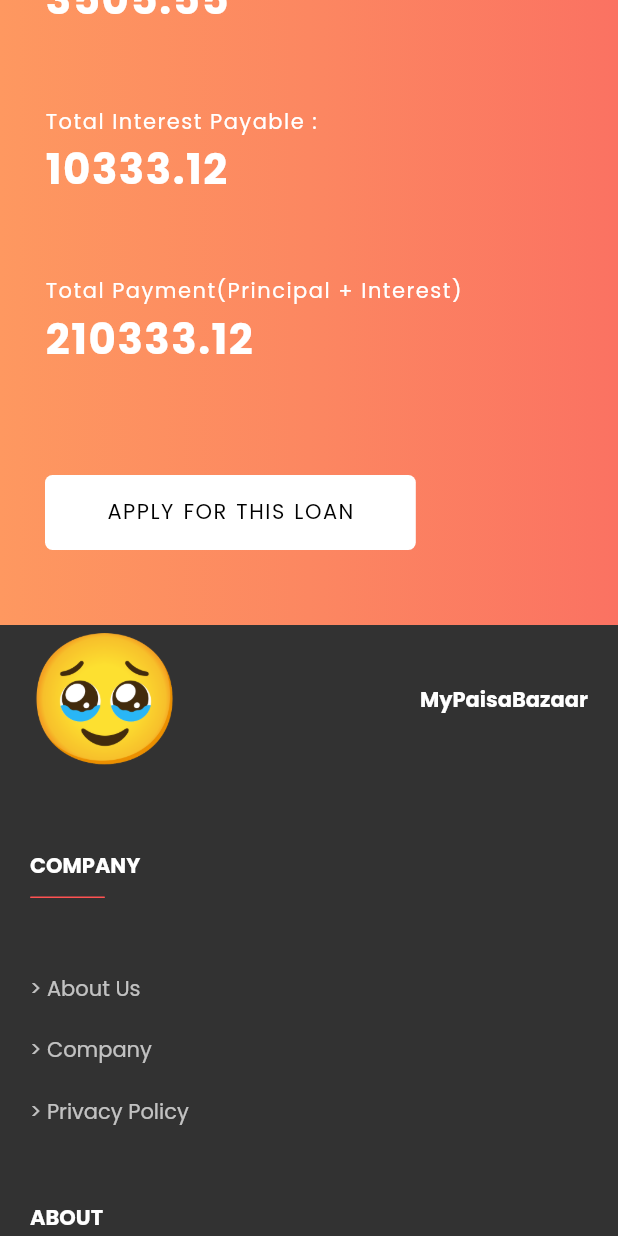
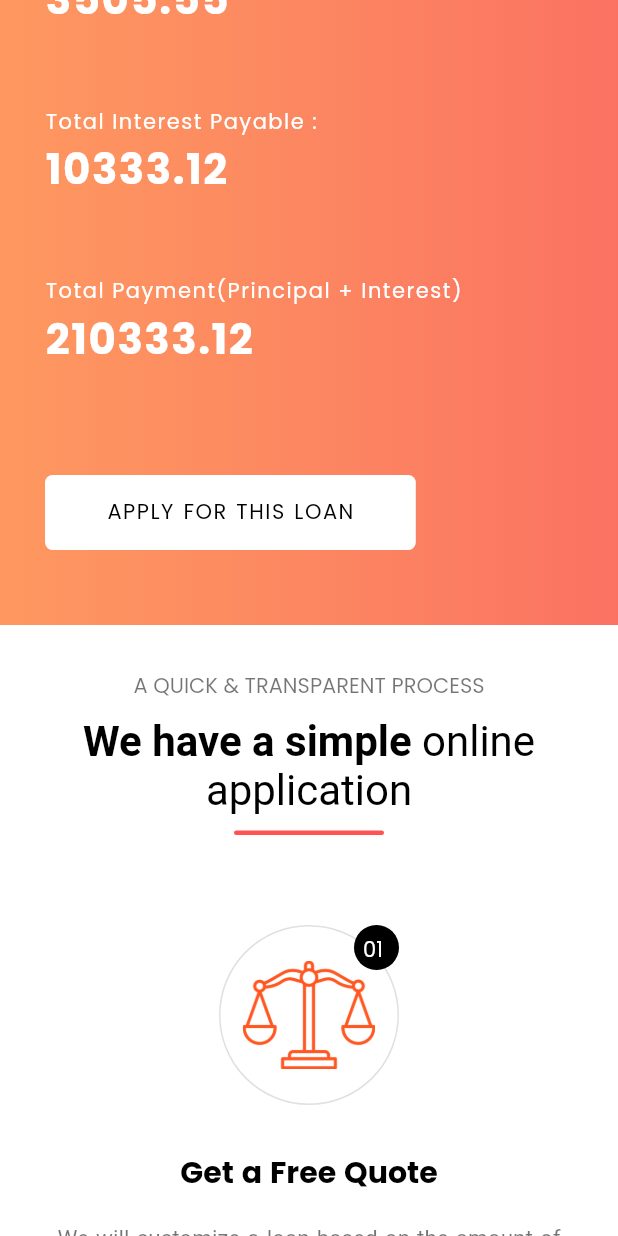
Before and after one commit to rounakraj03/loan-flutter, a Flutter app: the screen it shows after launch, scrolled down 2880 dp, on a phone screen of 412 x 824 dp. Run offline on Flutter 3.47's test engine with Material 2 defaults, Android fonts, the phone set to English and light mode, and no system bars; our stand-ins replace carousel_slider, dio, dots_indicator, google_fonts, visibility_detector.

Commit message:
3 widgets left for phone

```diff
--- a/lib/pages/home.dart
+++ b/lib/pages/home.dart
@@ -33,6 +33,7 @@ class _HomePageState extends State<HomePage> {
                   HomeThreeWidget(),
                   HomeFourWidget(),
                   EmiCalculatorWidget(),
+                  HomeFiveWidget(),
                   Footer()
 
                 ],
--- a/lib/widgets/homeWidgets.dart
+++ b/lib/widgets/homeWidgets.dart
@@ -516,3 +516,109 @@ class _CardContainerState extends State<CardContainer> {
     );
   }
 }
+
+
+class HomeFiveWidget extends StatelessWidget {
+  const HomeFiveWidget({super.key});
+
+  @override
+  Widget build(BuildContext context) {
+    double width = MediaQuery.of(context).size.width;
+    return Container(
+      width: double.maxFinite,
+      // height: 500,
+      padding: EdgeInsets.symmetric(vertical: 30, horizontal: 20),
+      alignment: Alignment.center,
+      color: Colors.white,
+      child: Column(
+        crossAxisAlignment: CrossAxisAlignment.center,
+        children: [
+          Row(
+            mainAxisAlignment: MainAxisAlignment.center,
+            children: [
+              Text("A QUICK & TRANSPARENT PROCESS",style: TextStyle(color: Colors.black54),),
+            ],
+          ),
+          SizedBox(height: 10,),
+          RichText(textAlign: TextAlign.center,
+              text: TextSpan(
+                style: TextStyle(color: Colors.black,fontSize: 28),
+            children: [
+              TextSpan(text: "We have a simple ", style: TextStyle(fontWeight: FontWeight.bold)),
+              TextSpan(text: "online application"),
+            ]
+          )),
+          UnderLineWidget(width: 100, height: 3, ),
+          SizedBox(height: 50,),
+
+          _card(
+            image: Assets.offer8,
+            imageNumberText: "01",
+            heading: "Get a Free Quote",
+            subHeading: "We will customize a loan based on the amount of cash your company need term length",
+          ),
+          _card(
+            image: Assets.offer2,
+            imageNumberText: "02",
+            heading: "Get an Instant Decision",
+            subHeading: "We provide online instant cash loans with quick approval that suits your term length",
+          ),
+          _card(
+            image: Assets.offer3,
+            imageNumberText: "03",
+            heading: "Get Funding Fast",
+            subHeading: "When you have a good credit profile and you have built your loan cheaper with us",
+          ),
+        ],
+      ),
+    );
+  }
+
+  Widget _card({required String image, required String imageNumberText, required String heading, required String subHeading}) {
+    return Container(
+      margin: EdgeInsets.only(bottom: 50),
+      child: Column(
+        mainAxisAlignment: MainAxisAlignment.spaceEvenly,
+        crossAxisAlignment: CrossAxisAlignment.center,
+        children: [
+
+          Stack(
+            children: [
+              Container(decoration: BoxDecoration(
+                  shape: BoxShape.circle,
+                border: Border.all(color: Colors.black12,)
+              ),
+              width: 120,
+              height: 120,
+              child: ClipOval(
+                child: Padding(
+                  padding: const EdgeInsets.all(15.0),
+                  child: Image.asset( image, fit: BoxFit.contain, color: Colors.deepOrange,),
+                ),
+              ),),
+
+              Positioned(
+                top: 0,
+                  right: 0,
+                  child: Container(
+                    padding: EdgeInsets.all(5),
+                decoration: BoxDecoration(
+                  color: Colors.black,
+                    shape: BoxShape.circle,
+                    border: Border.all(color: Colors.black12,)
+                ),
+                width: 30,
+                height: 30,
+                    child: Text(imageNumberText),
+              ))
+            ],
+          ),
+          SizedBox(height: 30,),
+          Text(heading, style: TextStyle(color: Colors.black, fontWeight: FontWeight.bold, wordSpacing: 1, fontSize: 20),),
+          SizedBox(height: 20,),
+          RichText(textAlign: TextAlign.center,text: TextSpan(text: subHeading, style: TextStyle(color: Colors.black54, wordSpacing: 1, fontSize: 15)),),
+        ],
+      ),
+    );
+  }
+}
```
